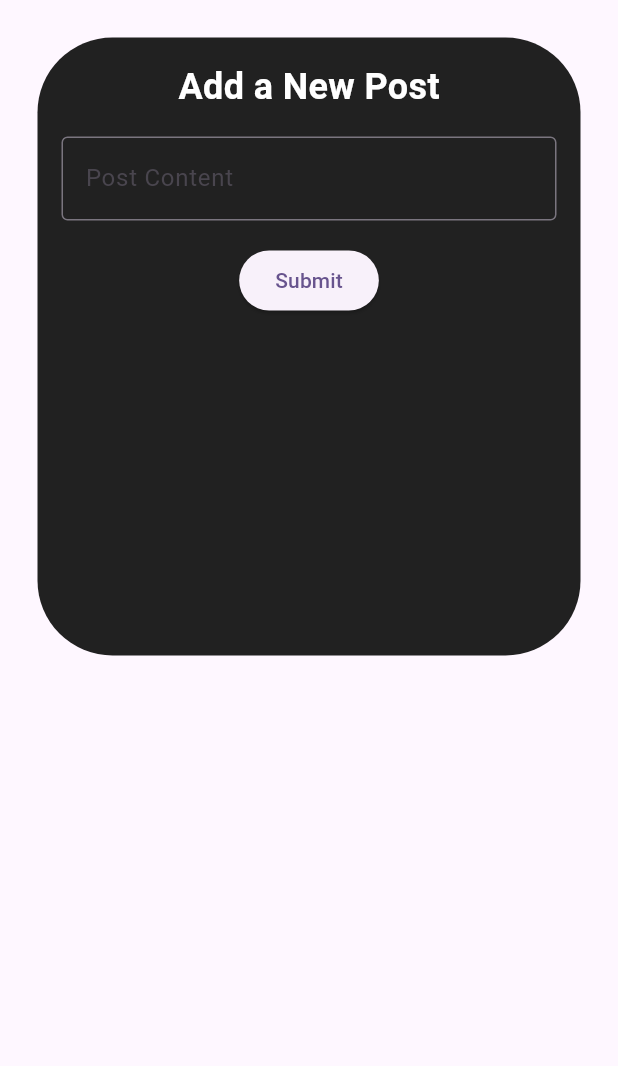
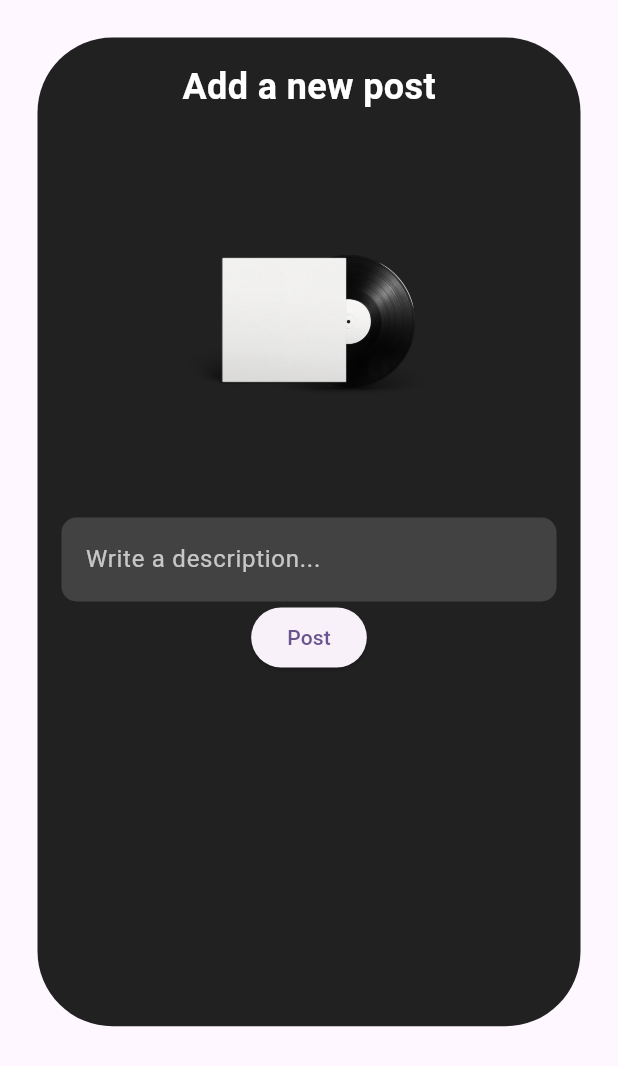
Before and after one commit to iAVAA/vynt, a Flutter app: the AddPostWidget widget shown alone on an empty page, opened directly, on a phone screen of 412 x 824 dp. Shown: the top 1066 px of the screen. Run offline on Flutter 3.47's test engine with Material 3 defaults, Android fonts, the phone set to English and light mode, and no system bars; our stand-ins replace animated_splash_screen, crystal_navigation_bar, firebase_core, google_fonts, marquee, page_transition; accounts and stored records are empty.

Commit message:
updated add_post_widget.dart

```diff
--- a/lib/screens/subscreens/message_page.dart
+++ b/lib/screens/subscreens/message_page.dart
@@ -7,10 +7,9 @@ class MessagePage extends StatelessWidget {
   Widget build(BuildContext context) {
     return Scaffold(
       appBar: AppBar(
-        title: const Text('Basic Page'),
+        title: const Text('danielecompagnonibusiness'), // Username
       ),
       body: const Center(
-        child: Text('Hello, World!'),
       ),
     );
   }
--- a/lib/widgets/add_post_widget.dart
+++ b/lib/widgets/add_post_widget.dart
@@ -17,7 +17,7 @@ class AddPostWidget extends StatelessWidget {
           child: Padding(
             padding: const EdgeInsets.all(25.0),
             child: SizedBox(
-              height: MediaQuery.of(context).size.height * 0.5,
+              height: MediaQuery.of(context).size.height * 0.8,
               child: Container(
                 decoration: BoxDecoration(
                   color: Colors.grey[900],
@@ -28,26 +28,46 @@ class AddPostWidget extends StatelessWidget {
                   mainAxisSize: MainAxisSize.min,
                   children: <Widget>[
                     const Text(
-                      'Add a New Post',
+                      'Add a new post',
                       style: TextStyle(
+                        color: Colors.white,
                         fontSize: 24,
-                        color: Colors.white,
                         fontWeight: FontWeight.bold,
                       ),
                     ),
-                    const SizedBox(height: 16),
-                    const TextField(
+                    Stack(
+                      alignment: Alignment.center,
+                      children: [
+                        Image.asset(
+                          'assets/arts/vinyl_art.png',
+                          width: 200,
+                          height: 270,
+                        ),
+                        Image.asset(
+                          'assets/arts/cover_art.png',
+                          width: 180,
+                          height: 270,
+                        ),
+                      ],
+                    ),
+                    TextField(
+                      maxLines: 1,
+                      style: const TextStyle(color: Colors.white),
                       decoration: InputDecoration(
-                        border: OutlineInputBorder(),
-                        labelText: 'Post Content',
+                        hintText: 'Write a description...',
+                        hintStyle: const TextStyle(color: Colors.white70),
+                        filled: true,
+                        fillColor: Colors.grey[800],
+                        border: OutlineInputBorder(
+                          borderRadius: BorderRadius.circular(10),
+                          borderSide: BorderSide.none,
+                        ),
                       ),
                     ),
-                    const SizedBox(height: 16),
+                    // add the playlist selector
                     ElevatedButton(
-                      onPressed: () {
-                        Navigator.of(context).pop();
-                      },
-                      child: const Text('Submit'),
+                      onPressed: () {},
+                      child: const Text('Post'),
                     ),
                   ],
                 ),
--- a/pubspec.yaml
+++ b/pubspec.yaml
@@ -44,6 +44,7 @@ dependencies:
   page_transition: ^2.1.0
   flutter_launcher_icons: ^0.14.1
   animate_do: ^3.3.4
+  wolt_modal_sheet: ^0.9.3
 
 
 
```
Also changed, not shown: pubspec.lock.
